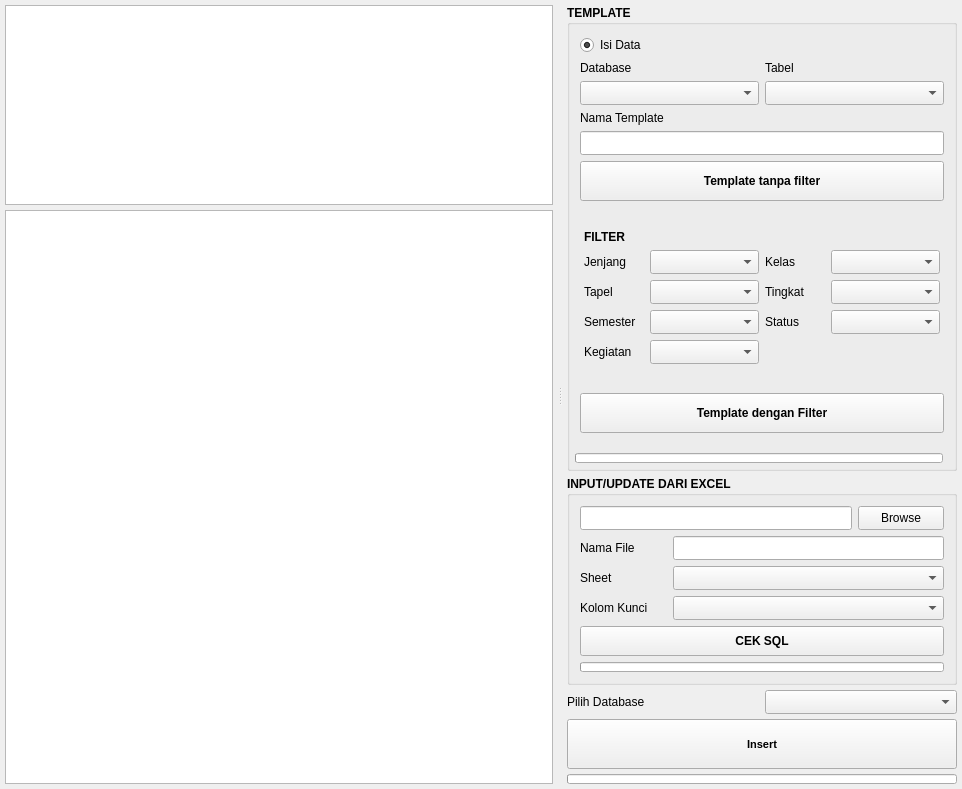
The window that ui/sources/dialog_input_excel.ui (asjach/db_app) describes before a commit, drawn with Qt 5.
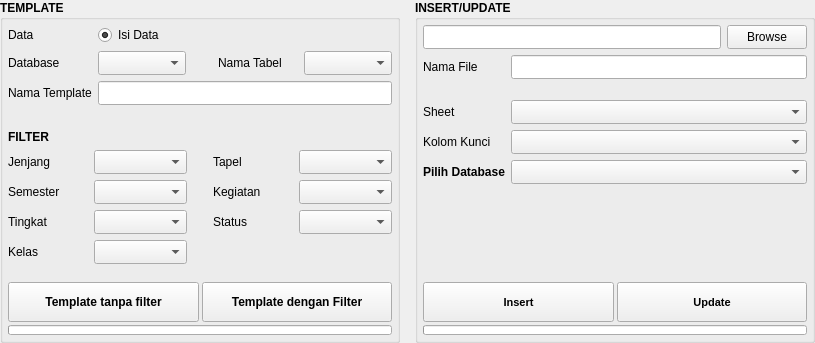
The same window after the commit.

What changed in the file:
```diff
--- a/ui/sources/dialog_input_excel.ui
+++ b/ui/sources/dialog_input_excel.ui
@@ -6,14 +6,14 @@
    <rect>
     <x>0</x>
     <y>0</y>
-    <width>962</width>
-    <height>777</height>
+    <width>815</width>
+    <height>343</height>
    </rect>
   </property>
   <property name="windowTitle">
    <string>Form</string>
   </property>
-  <layout class="QGridLayout" name="gridLayout_7">
+  <layout class="QGridLayout" name="gridLayout_12">
    <property name="leftMargin">
     <number>0</number>
    </property>
@@ -27,72 +27,16 @@
     <number>0</number>
    </property>
    <property name="horizontalSpacing">
-    <number>5</number>
+    <number>15</number>
    </property>
-   <property name="verticalSpacing">
-    <number>0</number>
-   </property>
    <item row="0" column="0">
-    <widget class="QSplitter" name="splitter">
-     <property name="orientation">
-      <enum>Qt::Horizontal</enum>
-     </property>
-     <widget class="QWidget" name="widget_4" native="true">
-      <property name="sizePolicy">
-       <sizepolicy hsizetype="Expanding" vsizetype="Expanding">
-        <horstretch>1</horstretch>
-        <verstretch>0</verstretch>
-       </sizepolicy>
-      </property>
-      <layout class="QGridLayout" name="gridLayout_2" rowstretch="0,1" rowminimumheight="200,0">
-       <property name="leftMargin">
-        <number>5</number>
-       </property>
-       <property name="topMargin">
-        <number>5</number>
-       </property>
-       <property name="rightMargin">
-        <number>5</number>
-       </property>
-       <property name="bottomMargin">
-        <number>5</number>
-       </property>
-       <property name="spacing">
-        <number>5</number>
-       </property>
-       <item row="0" column="0">
-        <widget class="QPlainTextEdit" name="plainTextEdit"/>
-       </item>
-       <item row="1" column="0">
-        <widget class="QPlainTextEdit" name="plainTextEdit_2"/>
-       </item>
-      </layout>
-     </widget>
-     <widget class="QWidget" name="widget" native="true">
-      <property name="minimumSize">
-       <size>
-        <width>400</width>
-        <height>0</height>
-       </size>
-      </property>
-      <layout class="QGridLayout" name="gridLayout_3">
-       <property name="leftMargin">
-        <number>5</number>
-       </property>
-       <property name="topMargin">
-        <number>5</number>
-       </property>
-       <property name="rightMargin">
-        <number>5</number>
-       </property>
-       <property name="bottomMargin">
-        <number>5</number>
-       </property>
-       <property name="spacing">
-        <number>5</number>
-       </property>
-       <item row="0" column="0" colspan="2">
         <widget class="QGroupBox" name="groupBox">
+     <property name="minimumSize">
+      <size>
+       <width>400</width>
+       <height>0</height>
+      </size>
+     </property>
          <property name="font">
           <font>
            <weight>75</weight>
@@ -115,40 +59,12 @@
           <property name="bottomMargin">
            <number>5</number>
           </property>
+      <property name="horizontalSpacing">
+       <number>0</number>
+      </property>
           <property name="verticalSpacing">
-           <number>15</number>
-          </property>
-          <item row="4" column="0" colspan="2">
-           <widget class="QWidget" name="widget_5" native="true">
-            <layout class="QGridLayout" name="gridLayout_8">
-             <property name="leftMargin">
-              <number>5</number>
-             </property>
-             <property name="topMargin">
-              <number>5</number>
-             </property>
-             <property name="rightMargin">
-              <number>5</number>
-             </property>
-             <property name="bottomMargin">
-              <number>5</number>
-             </property>
-             <item row="0" column="1">
-              <widget class="QPushButton" name="btn_with__filter">
-               <property name="minimumSize">
-                <size>
-                 <width>0</width>
-                 <height>40</height>
-                </size>
-               </property>
-               <property name="text">
-                <string>Template dengan Filter</string>
-               </property>
-              </widget>
-             </item>
-            </layout>
-           </widget>
-          </item>
+       <number>10</number>
+      </property>
           <item row="0" column="0" colspan="2">
            <widget class="QWidget" name="widget_3" native="true">
             <property name="font">
@@ -157,27 +73,96 @@
               <bold>false</bold>
              </font>
             </property>
-            <layout class="QGridLayout" name="gridLayout_6">
+        <layout class="QGridLayout" name="gridLayout_6" columnstretch="0,1,0,0,1" columnminimumwidth="80,0,0,80,0">
              <property name="leftMargin">
-              <number>5</number>
+          <number>0</number>
              </property>
              <property name="topMargin">
-              <number>5</number>
+          <number>0</number>
              </property>
              <property name="rightMargin">
-              <number>5</number>
+          <number>0</number>
              </property>
              <property name="bottomMargin">
-              <number>5</number>
-             </property>
-             <item row="2" column="0">
+          <number>0</number>
+         </property>
+         <item row="0" column="0">
+          <widget class="QLabel" name="label_27">
+           <property name="text">
+            <string>Data</string>
+           </property>
+          </widget>
+         </item>
+         <item row="1" column="0">
               <widget class="QLabel" name="label">
                <property name="text">
                 <string>Database</string>
                </property>
               </widget>
              </item>
-             <item row="1" column="0">
+         <item row="1" column="1">
+          <widget class="QComboBox" name="cbo_db">
+           <property name="sizePolicy">
+            <sizepolicy hsizetype="Expanding" vsizetype="Fixed">
+             <horstretch>0</horstretch>
+             <verstretch>0</verstretch>
+            </sizepolicy>
+           </property>
+           <property name="minimumSize">
+            <size>
+             <width>0</width>
+             <height>24</height>
+            </size>
+           </property>
+          </widget>
+         </item>
+         <item row="1" column="2">
+          <spacer name="horizontalSpacer_2">
+           <property name="orientation">
+            <enum>Qt::Horizontal</enum>
+           </property>
+           <property name="sizeType">
+            <enum>QSizePolicy::Fixed</enum>
+           </property>
+           <property name="sizeHint" stdset="0">
+            <size>
+             <width>20</width>
+             <height>20</height>
+            </size>
+           </property>
+          </spacer>
+         </item>
+         <item row="1" column="3">
+          <widget class="QLabel" name="label_2">
+           <property name="text">
+            <string>Nama Tabel</string>
+           </property>
+          </widget>
+         </item>
+         <item row="1" column="4">
+          <widget class="QComboBox" name="cbo_table">
+           <property name="sizePolicy">
+            <sizepolicy hsizetype="Expanding" vsizetype="Fixed">
+             <horstretch>0</horstretch>
+             <verstretch>0</verstretch>
+            </sizepolicy>
+           </property>
+           <property name="minimumSize">
+            <size>
+             <width>0</width>
+             <height>24</height>
+            </size>
+           </property>
+          </widget>
+         </item>
+         <item row="2" column="0">
+          <widget class="QLabel" name="label_14">
+           <property name="text">
+            <string>Nama Template</string>
+           </property>
+          </widget>
+         </item>
+         <item row="0" column="1" colspan="4">
               <widget class="QRadioButton" name="radio_filled">
                <property name="text">
                 <string>Isi Data</string>
@@ -187,41 +172,7 @@
                </property>
               </widget>
              </item>
-             <item row="3" column="0">
-              <widget class="QComboBox" name="cbo_db">
-               <property name="minimumSize">
-                <size>
-                 <width>0</width>
-                 <height>24</height>
-                </size>
-               </property>
-              </widget>
-             </item>
-             <item row="4" column="0">
-              <widget class="QLabel" name="label_14">
-               <property name="text">
-                <string>Nama Template</string>
-               </property>
-              </widget>
-             </item>
-             <item row="2" column="1">
-              <widget class="QLabel" name="label_2">
-               <property name="text">
-                <string>Tabel</string>
-               </property>
-              </widget>
-             </item>
-             <item row="3" column="1">
-              <widget class="QComboBox" name="cbo_table">
-               <property name="minimumSize">
-                <size>
-                 <width>0</width>
-                 <height>24</height>
-                </size>
-               </property>
-              </widget>
-             </item>
-             <item row="5" column="0" colspan="2">
+         <item row="2" column="1" colspan="4">
               <widget class="QLineEdit" name="line_filename_nofilter">
                <property name="minimumSize">
                 <size>
@@ -231,25 +182,6 @@
                </property>
               </widget>
              </item>
-             <item row="6" column="0" colspan="2">
-              <widget class="QPushButton" name="btn_no_filter">
-               <property name="minimumSize">
-                <size>
-                 <width>0</width>
-                 <height>40</height>
-                </size>
-               </property>
-               <property name="font">
-                <font>
-                 <weight>75</weight>
-                 <bold>true</bold>
-                </font>
-               </property>
-               <property name="text">
-                <string>Template tanpa filter</string>
-               </property>
-              </widget>
-             </item>
             </layout>
            </widget>
           </item>
@@ -261,41 +193,65 @@
               <bold>false</bold>
              </font>
             </property>
-            <layout class="QGridLayout" name="gridLayout" columnstretch="0,1,0,1" columnminimumwidth="60,0,60,0">
-             <item row="0" column="0">
-              <widget class="QLabel" name="label_3">
-               <property name="font">
-                <font>
-                 <weight>75</weight>
-                 <bold>true</bold>
-                </font>
-               </property>
-               <property name="text">
-                <string>FILTER</string>
+        <layout class="QGridLayout" name="gridLayout" columnstretch="0,1,0,0,1" columnminimumwidth="80,0,0,80,0">
+         <property name="leftMargin">
+          <number>0</number>
+         </property>
+         <property name="topMargin">
+          <number>0</number>
+         </property>
+         <property name="rightMargin">
+          <number>0</number>
+         </property>
+         <property name="bottomMargin">
+          <number>0</number>
+         </property>
+         <item row="6" column="1">
+          <widget class="QComboBox" name="cbo_kelas">
+           <property name="sizePolicy">
+            <sizepolicy hsizetype="Expanding" vsizetype="Fixed">
+             <horstretch>0</horstretch>
+             <verstretch>0</verstretch>
+            </sizepolicy>
+           </property>
+           <property name="minimumSize">
+            <size>
+             <width>0</width>
+             <height>24</height>
+            </size>
                </property>
               </widget>
              </item>
-             <item row="1" column="0">
-              <widget class="QLabel" name="label_4">
-               <property name="text">
-                <string>Jenjang</string>
+         <item row="5" column="1">
+          <widget class="QComboBox" name="cbo_tingkat">
+           <property name="sizePolicy">
+            <sizepolicy hsizetype="Expanding" vsizetype="Fixed">
+             <horstretch>0</horstretch>
+             <verstretch>0</verstretch>
+            </sizepolicy>
+           </property>
+           <property name="minimumSize">
+            <size>
+             <width>0</width>
+             <height>24</height>
+            </size>
                </property>
               </widget>
              </item>
              <item row="1" column="1">
               <widget class="QComboBox" name="cbo_jenjang">
+           <property name="sizePolicy">
+            <sizepolicy hsizetype="Expanding" vsizetype="Fixed">
+             <horstretch>0</horstretch>
+             <verstretch>0</verstretch>
+            </sizepolicy>
+           </property>
                <property name="minimumSize">
                 <size>
                  <width>0</width>
                  <height>24</height>
                 </size>
                </property>
-               <property name="maximumSize">
-                <size>
-                 <width>16777215</width>
-                 <height>24</height>
-                </size>
-               </property>
                <item>
                 <property name="text">
                  <string/>
@@ -313,75 +269,104 @@
                </item>
               </widget>
              </item>
-             <item row="1" column="2">
-              <widget class="QLabel" name="label_6">
-               <property name="text">
-                <string>Kelas</string>
-               </property>
-              </widget>
-             </item>
-             <item row="1" column="3">
-              <widget class="QComboBox" name="cbo_kelas">
+         <item row="3" column="1">
+          <widget class="QComboBox" name="cbo_semester">
+           <property name="sizePolicy">
+            <sizepolicy hsizetype="Expanding" vsizetype="Fixed">
+             <horstretch>0</horstretch>
+             <verstretch>0</verstretch>
+            </sizepolicy>
+           </property>
                <property name="minimumSize">
                 <size>
                  <width>0</width>
                  <height>24</height>
                 </size>
                </property>
-               <property name="maximumSize">
-                <size>
-                 <width>16777215</width>
-                 <height>24</height>
-                </size>
-               </property>
-              </widget>
-             </item>
-             <item row="2" column="0">
-              <widget class="QLabel" name="label_8">
+          </widget>
+         </item>
+         <item row="1" column="0">
+          <widget class="QLabel" name="label_4">
                <property name="text">
-                <string>Tapel</string>
+            <string>Jenjang</string>
                </property>
               </widget>
              </item>
-             <item row="2" column="1">
-              <widget class="QComboBox" name="cbo_tapel">
-               <property name="minimumSize">
-                <size>
-                 <width>0</width>
-                 <height>24</height>
-                </size>
-               </property>
-               <property name="maximumSize">
-                <size>
-                 <width>16777215</width>
-                 <height>24</height>
-                </size>
-               </property>
-              </widget>
-             </item>
-             <item row="2" column="2">
+         <item row="5" column="0">
               <widget class="QLabel" name="label_5">
                <property name="text">
                 <string>Tingkat</string>
                </property>
               </widget>
              </item>
-             <item row="2" column="3">
-              <widget class="QComboBox" name="cbo_tingkat">
+         <item row="0" column="0">
+          <widget class="QLabel" name="label_3">
+           <property name="font">
+            <font>
+             <weight>75</weight>
+             <bold>true</bold>
+            </font>
+           </property>
+           <property name="text">
+            <string>FILTER</string>
+           </property>
+          </widget>
+         </item>
+         <item row="3" column="4">
+          <widget class="QComboBox" name="cbo_kegiatan">
+           <property name="sizePolicy">
+            <sizepolicy hsizetype="Expanding" vsizetype="Fixed">
+             <horstretch>0</horstretch>
+             <verstretch>0</verstretch>
+            </sizepolicy>
+           </property>
                <property name="minimumSize">
                 <size>
                  <width>0</width>
                  <height>24</height>
                 </size>
                </property>
-               <property name="maximumSize">
+          </widget>
+         </item>
+         <item row="1" column="4">
+          <widget class="QComboBox" name="cbo_tapel">
+           <property name="sizePolicy">
+            <sizepolicy hsizetype="Expanding" vsizetype="Fixed">
+             <horstretch>0</horstretch>
+             <verstretch>0</verstretch>
+            </sizepolicy>
+           </property>
+           <property name="minimumSize">
                 <size>
-                 <width>16777215</width>
+             <width>0</width>
                  <height>24</height>
                 </size>
                </property>
               </widget>
              </item>
+         <item row="3" column="3">
+          <widget class="QLabel" name="label_7">
+           <property name="text">
+            <string>Kegiatan</string>
+           </property>
+          </widget>
+         </item>
+         <item row="1" column="2">
+          <spacer name="horizontalSpacer">
+           <property name="orientation">
+            <enum>Qt::Horizontal</enum>
+           </property>
+           <property name="sizeType">
+            <enum>QSizePolicy::Fixed</enum>
+           </property>
+           <property name="sizeHint" stdset="0">
+            <size>
+             <width>20</width>
+             <height>20</height>
+            </size>
+           </property>
+          </spacer>
+         </item>
              <item row="3" column="0">
               <widget class="QLabel" name="label_11">
                <property name="text">
@@ -389,72 +374,103 @@
                </property>
               </widget>
              </item>
-             <item row="3" column="1">
-              <widget class="QComboBox" name="cbo_semester">
-               <property name="minimumSize">
-                <size>
-                 <width>0</width>
-                 <height>24</height>
-                </size>
-               </property>
-               <property name="maximumSize">
-                <size>
-                 <width>16777215</width>
-                 <height>24</height>
-                </size>
+         <item row="1" column="3">
+          <widget class="QLabel" name="label_8">
+           <property name="text">
+            <string>Tapel</string>
+           </property>
+          </widget>
+         </item>
+         <item row="6" column="0">
+          <widget class="QLabel" name="label_6">
+           <property name="text">
+            <string>Kelas</string>
                </property>
               </widget>
              </item>
-             <item row="3" column="2">
+         <item row="5" column="3">
               <widget class="QLabel" name="label_9">
                <property name="text">
                 <string>Status</string>
                </property>
               </widget>
              </item>
-             <item row="3" column="3">
+         <item row="5" column="4">
               <widget class="QComboBox" name="cbo_status">
-               <property name="minimumSize">
-                <size>
-                 <width>0</width>
-                 <height>24</height>
-                </size>
-               </property>
-               <property name="maximumSize">
-                <size>
-                 <width>16777215</width>
-                 <height>24</height>
-                </size>
-               </property>
-              </widget>
-             </item>
-             <item row="4" column="0">
-              <widget class="QLabel" name="label_7">
-               <property name="text">
-                <string>Kegiatan</string>
-               </property>
-              </widget>
-             </item>
-             <item row="4" column="1">
-              <widget class="QComboBox" name="cbo_kegiatan">
+           <property name="sizePolicy">
+            <sizepolicy hsizetype="Expanding" vsizetype="Fixed">
+             <horstretch>0</horstretch>
+             <verstretch>0</verstretch>
+            </sizepolicy>
+           </property>
                <property name="minimumSize">
                 <size>
                  <width>0</width>
                  <height>24</height>
                 </size>
                </property>
-               <property name="maximumSize">
-                <size>
-                 <width>16777215</width>
-                 <height>24</height>
-                </size>
-               </property>
               </widget>
              </item>
             </layout>
            </widget>
           </item>
-          <item row="5" column="0">
+      <item row="5" column="0" colspan="2">
+       <widget class="QWidget" name="widget_5" native="true">
+        <layout class="QGridLayout" name="gridLayout_8">
+         <property name="leftMargin">
+          <number>0</number>
+         </property>
+         <property name="topMargin">
+          <number>0</number>
+         </property>
+         <property name="rightMargin">
+          <number>0</number>
+         </property>
+         <property name="bottomMargin">
+          <number>0</number>
+         </property>
+         <property name="spacing">
+          <number>3</number>
+         </property>
+         <item row="0" column="1">
+          <widget class="QPushButton" name="btn_with__filter">
+           <property name="minimumSize">
+            <size>
+             <width>0</width>
+             <height>40</height>
+            </size>
+           </property>
+           <property name="text">
+            <string>Template dengan Filter</string>
+           </property>
+           <property name="autoDefault">
+            <bool>false</bool>
+           </property>
+          </widget>
+         </item>
+         <item row="0" column="0">
+          <widget class="QPushButton" name="btn_no_filter">
+           <property name="minimumSize">
+            <size>
+             <width>0</width>
+             <height>40</height>
+            </size>
+           </property>
+           <property name="font">
+            <font>
+             <weight>75</weight>
+             <bold>true</bold>
+            </font>
+           </property>
+           <property name="text">
+            <string>Template tanpa filter</string>
+           </property>
+           <property name="autoDefault">
+            <bool>false</bool>
+           </property>
+          </widget>
+         </item>
+         <item row="1" column="0" colspan="2">
            <widget class="QProgressBar" name="progress_filter">
             <property name="minimumSize">
              <size>
@@ -482,8 +498,49 @@
          </layout>
         </widget>
        </item>
-       <item row="2" column="0" colspan="2">
-        <widget class="QGroupBox" name="groupBox_2">
+      <item row="4" column="0">
+       <spacer name="verticalSpacer_2">
+        <property name="orientation">
+         <enum>Qt::Vertical</enum>
+        </property>
+        <property name="sizeType">
+         <enum>QSizePolicy::Expanding</enum>
+        </property>
+        <property name="sizeHint" stdset="0">
+         <size>
+          <width>20</width>
+          <height>40</height>
+         </size>
+        </property>
+       </spacer>
+      </item>
+      <item row="1" column="0">
+       <spacer name="verticalSpacer_3">
+        <property name="orientation">
+         <enum>Qt::Vertical</enum>
+        </property>
+        <property name="sizeType">
+         <enum>QSizePolicy::Fixed</enum>
+        </property>
+        <property name="sizeHint" stdset="0">
+         <size>
+          <width>20</width>
+          <height>15</height>
+         </size>
+        </property>
+       </spacer>
+      </item>
+     </layout>
+    </widget>
+   </item>
+   <item row="0" column="1">
+    <widget class="QGroupBox" name="groupBox_3">
+     <property name="minimumSize">
+      <size>
+       <width>400</width>
+       <height>0</height>
+      </size>
+     </property>
          <property name="font">
           <font>
            <weight>75</weight>
@@ -491,64 +548,55 @@
           </font>
          </property>
          <property name="title">
-          <string>INPUT/UPDATE DARI EXCEL</string>
-         </property>
-         <layout class="QGridLayout" name="gridLayout_5">
+      <string>INSERT/UPDATE</string>
+     </property>
+     <layout class="QGridLayout" name="gridLayout_7">
           <property name="leftMargin">
-           <number>10</number>
+       <number>5</number>
           </property>
           <property name="topMargin">
-           <number>10</number>
+       <number>5</number>
           </property>
           <property name="rightMargin">
-           <number>10</number>
+       <number>5</number>
           </property>
           <property name="bottomMargin">
-           <number>10</number>
-          </property>
-          <item row="2" column="0">
-           <widget class="QLabel" name="label_10">
+       <number>5</number>
+      </property>
+      <item row="4" column="1">
+       <widget class="QComboBox" name="cbo_sheet">
+        <property name="minimumSize">
+         <size>
+          <width>0</width>
+          <height>24</height>
+         </size>
+        </property>
             <property name="font">
              <font>
               <weight>50</weight>
               <bold>false</bold>
              </font>
             </property>
+       </widget>
+      </item>
+      <item row="6" column="1">
+       <widget class="QComboBox" name="cbo_save_to_db">
+        <property name="minimumSize">
+         <size>
+          <width>0</width>
+          <height>24</height>
+         </size>
+        </property>
+       </widget>
+      </item>
+      <item row="6" column="0">
+       <widget class="QLabel" name="label_15">
             <property name="text">
-             <string>Nama File</string>
+         <string>Pilih Database</string>
             </property>
            </widget>
           </item>
           <item row="4" column="0">
-           <widget class="QLabel" name="label_13">
-            <property name="font">
-             <font>
-              <weight>50</weight>
-              <bold>false</bold>
-             </font>
-            </property>
-            <property name="text">
-             <string>Kolom Kunci</string>
-            </property>
-           </widget>
-          </item>
-          <item row="2" column="1" colspan="3">
-           <widget class="QLineEdit" name="line_namafile">
-            <property name="minimumSize">
-             <size>
-              <width>0</width>
-              <height>24</height>
-             </size>
-            </property>
-            <property name="font">
-             <font>
-              <weight>50</weight>
-              <bold>false</bold>
-             </font>
-            </property>
-           </widget>
-          </item>
-          <item row="3" column="0">
            <widget class="QLabel" name="label_12">
             <property name="font">
              <font>
@@ -561,24 +609,49 @@
             </property>
            </widget>
           </item>
-          <item row="3" column="1" colspan="3">
-           <widget class="QComboBox" name="cbo_sheet">
-            <property name="minimumSize">
+      <item row="7" column="0">
+       <spacer name="verticalSpacer">
+        <property name="orientation">
+         <enum>Qt::Vertical</enum>
+        </property>
+        <property name="sizeHint" stdset="0">
              <size>
-              <width>0</width>
-              <height>24</height>
-             </size>
-            </property>
+          <width>20</width>
+          <height>40</height>
+         </size>
+        </property>
+       </spacer>
+      </item>
+      <item row="5" column="0">
+       <widget class="QLabel" name="label_13">
             <property name="font">
              <font>
               <weight>50</weight>
               <bold>false</bold>
              </font>
             </property>
-           </widget>
-          </item>
-          <item row="4" column="1" colspan="3">
-           <widget class="QComboBox" name="cbo_key">
+        <property name="text">
+         <string>Kolom Kunci</string>
+        </property>
+       </widget>
+      </item>
+      <item row="0" column="0" colspan="2">
+       <widget class="QWidget" name="widget_8" native="true">
+        <layout class="QGridLayout" name="gridLayout_5">
+         <property name="leftMargin">
+          <number>0</number>
+         </property>
+         <property name="topMargin">
+          <number>0</number>
+         </property>
+         <property name="rightMargin">
+          <number>0</number>
+         </property>
+         <property name="bottomMargin">
+          <number>0</number>
+         </property>
+         <item row="0" column="0">
+          <widget class="QLineEdit" name="line_source">
             <property name="minimumSize">
              <size>
               <width>0</width>
@@ -593,7 +666,7 @@
             </property>
            </widget>
           </item>
-          <item row="1" column="3">
+         <item row="0" column="1">
            <widget class="QPushButton" name="btn_browse">
             <property name="minimumSize">
              <size>
@@ -610,142 +683,73 @@
             <property name="text">
              <string>Browse</string>
             </property>
-           </widget>
-          </item>
-          <item row="1" column="0" colspan="3">
-           <widget class="QLineEdit" name="line_source">
-            <property name="minimumSize">
-             <size>
-              <width>0</width>
-              <height>24</height>
-             </size>
-            </property>
-            <property name="font">
-             <font>
-              <weight>50</weight>
-              <bold>false</bold>
-             </font>
-            </property>
-           </widget>
-          </item>
-          <item row="6" column="0" colspan="4">
-           <widget class="QProgressBar" name="progress_load_excel">
-            <property name="minimumSize">
-             <size>
-              <width>0</width>
-              <height>10</height>
-             </size>
-            </property>
-            <property name="maximumSize">
-             <size>
-              <width>16777215</width>
-              <height>10</height>
-             </size>
-            </property>
-            <property name="value">
-             <number>0</number>
-            </property>
-            <property name="alignment">
-             <set>Qt::AlignLeading|Qt::AlignLeft|Qt::AlignVCenter</set>
-            </property>
-            <property name="textVisible">
+           <property name="autoDefault">
              <bool>false</bool>
             </property>
            </widget>
           </item>
-          <item row="5" column="0" colspan="4">
-           <widget class="QPushButton" name="btn_cek_sql">
-            <property name="minimumSize">
-             <size>
-              <width>0</width>
-              <height>30</height>
-             </size>
-            </property>
-            <property name="text">
-             <string>CEK SQL</string>
-            </property>
-           </widget>
-          </item>
          </layout>
         </widget>
        </item>
-       <item row="5" column="1">
-        <widget class="QComboBox" name="cbo_save_to_db">
+      <item row="2" column="0">
+       <widget class="QLabel" name="label_10">
+        <property name="font">
+         <font>
+          <weight>50</weight>
+          <bold>false</bold>
+         </font>
+        </property>
+        <property name="text">
+         <string>Nama File</string>
+        </property>
+       </widget>
+      </item>
+      <item row="2" column="1">
+       <widget class="QLineEdit" name="line_namafile">
          <property name="minimumSize">
           <size>
            <width>0</width>
            <height>24</height>
           </size>
          </property>
-        </widget>
-       </item>
-       <item row="3" column="0">
-        <spacer name="verticalSpacer">
-         <property name="orientation">
-          <enum>Qt::Vertical</enum>
-         </property>
-         <property name="sizeHint" stdset="0">
-          <size>
-           <width>20</width>
-           <height>40</height>
-          </size>
-         </property>
-        </spacer>
-       </item>
+        <property name="font">
+         <font>
+          <weight>50</weight>
+          <bold>false</bold>
+         </font>
+        </property>
+       </widget>
+      </item>
        <item row="8" column="0" colspan="2">
-        <widget class="QProgressBar" name="progress_save">
-         <property name="minimumSize">
-          <size>
-           <width>0</width>
-           <height>10</height>
-          </size>
-         </property>
-         <property name="maximumSize">
-          <size>
-           <width>16777215</width>
-           <height>10</height>
-          </size>
+       <widget class="QWidget" name="widget" native="true">
+        <property name="sizePolicy">
+         <sizepolicy hsizetype="Preferred" vsizetype="Maximum">
+          <horstretch>0</horstretch>
+          <verstretch>0</verstretch>
+         </sizepolicy>
+        </property>
+        <layout class="QGridLayout" name="gridLayout_3">
+         <property name="leftMargin">
+          <number>0</number>
          </property>
-         <property name="value">
+         <property name="topMargin">
           <number>0</number>
          </property>
-         <property name="alignment">
-          <set>Qt::AlignLeading|Qt::AlignLeft|Qt::AlignVCenter</set>
+         <property name="rightMargin">
+          <number>0</number>
          </property>
-         <property name="textVisible">
-          <bool>false</bool>
+         <property name="bottomMargin">
+          <number>0</number>
          </property>
-        </widget>
-       </item>
-       <item row="1" column="0">
-        <spacer name="verticalSpacer_2">
-         <property name="orientation">
-          <enum>Qt::Vertical</enum>
+         <property name="spacing">
+          <number>3</number>
          </property>
-         <property name="sizeType">
-          <enum>QSizePolicy::Preferred</enum>
-         </property>
-         <property name="sizeHint" stdset="0">
-          <size>
-           <width>20</width>
-           <height>40</height>
-          </size>
-         </property>
-        </spacer>
-       </item>
-       <item row="5" column="0">
-        <widget class="QLabel" name="label_15">
-         <property name="text">
-          <string>Pilih Database</string>
-         </property>
-        </widget>
-       </item>
-       <item row="7" column="0" colspan="2">
+         <item row="0" column="0">
         <widget class="QPushButton" name="insert_btn">
          <property name="minimumSize">
           <size>
            <width>0</width>
-           <height>50</height>
+             <height>40</height>
           </size>
          </property>
          <property name="font">
@@ -758,10 +762,95 @@
          <property name="text">
           <string>Insert</string>
          </property>
-        </widget>
-       </item>
-      </layout>
-     </widget>
+           <property name="autoDefault">
+            <bool>false</bool>
+           </property>
+          </widget>
+         </item>
+         <item row="0" column="1">
+          <widget class="QPushButton" name="insert_btn_2">
+           <property name="minimumSize">
+            <size>
+             <width>0</width>
+             <height>40</height>
+            </size>
+           </property>
+           <property name="font">
+            <font>
+             <pointsize>8</pointsize>
+             <weight>75</weight>
+             <bold>true</bold>
+            </font>
+           </property>
+           <property name="text">
+            <string>Update</string>
+           </property>
+           <property name="autoDefault">
+            <bool>false</bool>
+           </property>
+          </widget>
+         </item>
+         <item row="1" column="0" colspan="2">
+          <widget class="QProgressBar" name="progress_save">
+           <property name="minimumSize">
+            <size>
+             <width>0</width>
+             <height>10</height>
+            </size>
+           </property>
+           <property name="maximumSize">
+            <size>
+             <width>16777215</width>
+             <height>10</height>
+            </size>
+           </property>
+           <property name="value">
+            <number>0</number>
+           </property>
+           <property name="alignment">
+            <set>Qt::AlignLeading|Qt::AlignLeft|Qt::AlignVCenter</set>
+           </property>
+           <property name="textVisible">
+            <bool>false</bool>
+           </property>
+          </widget>
+         </item>
+        </layout>
+       </widget>
+      </item>
+      <item row="5" column="1">
+       <widget class="QComboBox" name="cbo_key">
+        <property name="minimumSize">
+         <size>
+          <width>0</width>
+          <height>24</height>
+         </size>
+        </property>
+        <property name="font">
+         <font>
+          <weight>50</weight>
+          <bold>false</bold>
+         </font>
+        </property>
+       </widget>
+      </item>
+      <item row="3" column="0">
+       <spacer name="verticalSpacer_4">
+        <property name="orientation">
+         <enum>Qt::Vertical</enum>
+        </property>
+        <property name="sizeType">
+         <enum>QSizePolicy::Fixed</enum>
+        </property>
+        <property name="sizeHint" stdset="0">
+         <size>
+          <width>20</width>
+          <height>15</height>
+         </size>
+        </property>
+       </spacer>
+      </item>
+     </layout>
     </widget>
    </item>
   </layout>
```
Lines whose indentation alone changed are shown as unchanged.
